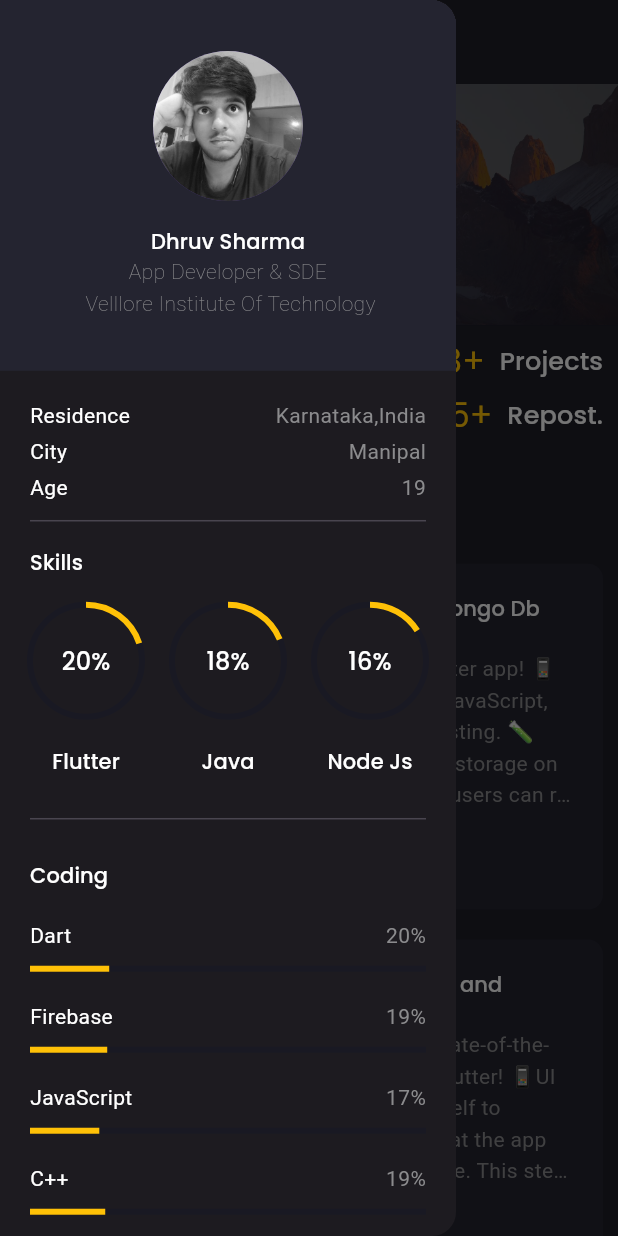
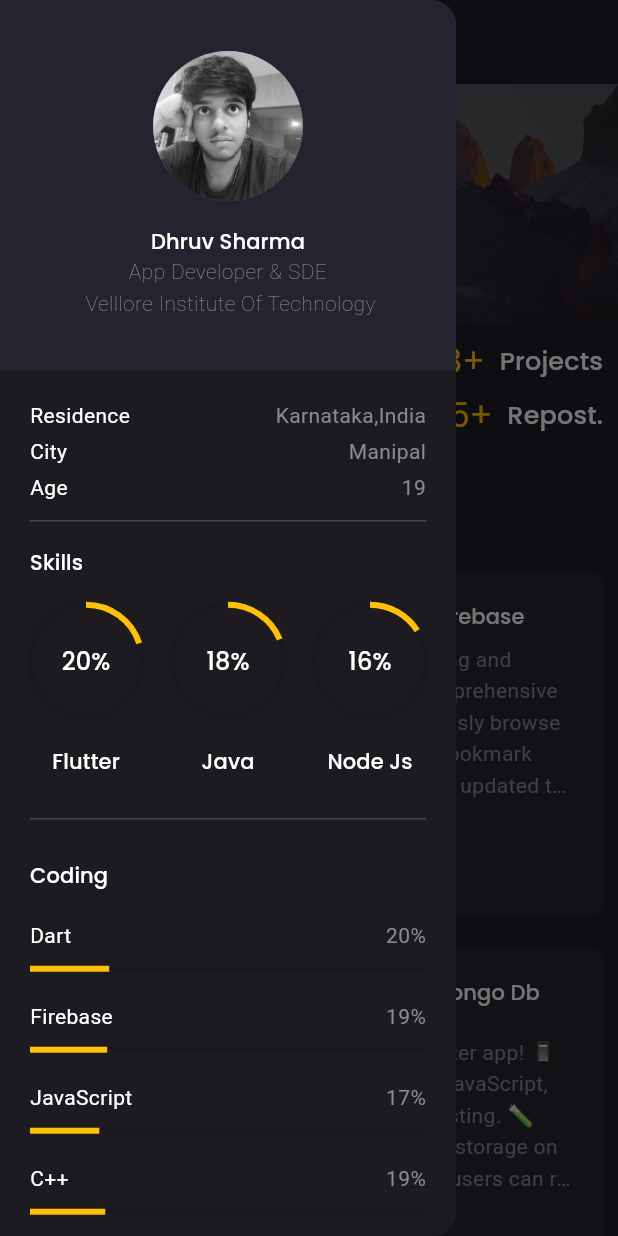
Before and after one commit to dhrv-sharma/my-portfolio-web-app, a Flutter app: the screen it shows after launch, with the side drawer open, on a phone screen of 412 x 824 dp. Run offline on Flutter 3.47's test engine with Material 3 defaults, Android fonts, the phone set to English and light mode, and no system bars; drawn by our look-alikes of animated_text_kit; our stand-ins replace flutter_svg, google_fonts, simple_icons.

Commit message:
final commit

```diff
--- a/lib/main.dart
+++ b/lib/main.dart
@@ -19,7 +19,7 @@ class MpApp extends StatelessWidget {
         dragDevices: {PointerDeviceKind.mouse},
       ),
       debugShowCheckedModeBanner: false,
-      title: 'My Portfolio',
+      title: 'dhrv_Sharma',
       // we are using dark theme
       theme: ThemeData.dark().copyWith(
           primaryColor:
--- a/lib/project.dart
+++ b/lib/project.dart
@@ -1,37 +1,44 @@
 class Project {
   final String? title, description;
+  final String? link;
 
-  Project({this.title, this.description});
+  Project({this.title, this.description, this.link});
 }
 
 List<Project> demo_projects = [
   Project(
+    title: "Job Chat App - Node,MongoDB and Firebase",
+    link: "https://github.com/dhrv-sharma/job-chat-app",
+    description:
+        "🚀 JobConnect revolutionizes job searching and professional networking by offering a comprehensive suite of features in one app.📱💻 Effortlessly browse and apply for jobs tailored to your skills, bookmark your favorite listings, and keep your profile updated to attract potential employers. Switch to agent mode to post job listings and manage applications with ease. Communicate in real-time with employers and agents using our secure in-app chat powered by Firebase. Built with the latest technologies including Flutter for a smooth user experience, Firebase for real-time communication, Cloudinary for efficient media management, and Node.js with MongoDB and Express for a robust backend, JobConnect ensures a seamless and reliable experience for all users.",
+  ),
+  Project(
     title: "Amazon Flutter Clone - Node.js and Mongo Db with Admin Panel",
+    link: "https://github.com/dhrv-sharma/amazon-clone",
     description:
         "🚀 Just completed my Amazon Clone Flutter app! 📱💻 Excited to share the tech stack: Java, JavaScript, Node.js, and MongoDB Thunder for API testing. 🧪 Integrated Cloudinary for seamless image storage on the cloud. 🌥️👥 Implemented dual roles - users can rate, add to cart, and search with hints and category filters. Admins manage products, orders, and earnings . 🌟 Products with higher user ratings automatically become the Deal of the Day. ⚡ Admins have control over adding, updating, viewing orders, and managing earnings by category.",
   ),
   Project(
     title: "E-Commerce Shoe App - Api Fetching and Firebase ,Auth",
+    link: "https://github.com/dhrv-sharma/shoe-e-commerce-app",
     description:
         "🚀 Excited to unveil my latest project: a state-of-the-art shoe e-commerce app created using Flutter! 📱UI Transformation: To begin, I dedicated myself to enhancing my UI design skills, ensuring that the app has an attractive and user-friendly interface. This step was vital in making the app visually appealing and intuitive.Full-stack Development: I undertook the challenge of developing the app's backend entirely on my own. This allowed me to have complete control over the functionality and ensure it meets the highest standards.",
   ),
   Project(
     title: "Google Keep Notes Clone - SQLITE and Firebase",
+    link: "https://github.com/dhrv-sharma/keep-notes-clone",
     description:
         "🚀 Exciting News! Our Flutter Project 🔥 SQLite Mastery: We've dived deep into SQLite, mastering the art of local data storage. Now, our apps can efficiently manage data, ensuring seamless user experiences.🌐 Firebase Wizardry: Firebase integration has been our focus, enabling real-time updates, cloud storage, and authentication. Our apps are now powered by the Firebase magic!",
   ),
   Project(
-    title: "My Porfolio WEB App - Firebase Hosting and Email Interaction",
+    title: "My Porfolio WEB App - Firebase Hosting",
+    link: "https://github.com/dhrv-sharma/my-portfolio-web-app",
     description:
         "Welcome to my Flutter-powered web portfolio! This app is more than just a showcase of my projects; it's a dynamic space where we can connect, collaborate, and explore together. With the on-board mail feature, you have a direct line to reach out to me – whether you have questions about my projects, want to discuss potential collaborations, or just want to say hello, I'm just a message away.Navigate through the project section to get an in-depth look at the diverse range of applications I've crafted using Flutter and other technologies. Each project reflects my commitment to innovation and problem-solving. You'll find engaging interfaces, elegant solutions, and a passion for pushing the boundaries of what technology can achieve.",
   ),
   Project(
-    title: "Welcome page, Login Page and Sign up page - Flutter UI",
-    description:
-        "In the first part of our complete e-commerce app, we show you how you can create a nice clean onboarding screen for your e-commerce app that can run both Andriod and iOS devices because it builds with flutter. Then on the second episode, we build a Sign in, Forgot Password screen with a custom error indicator.",
-  ),
-  Project(
     title: "Instagram Clone App - Java Firebase and Authentication",
+    link: "https://github.com/dhrv-sharma/instagram-clone-java",
     description:
         "📸🚀 Just Completed My Instagram Clone App in Java! 🚀📸 I'm excited to share a significant milestone in my coding journey - the completion of my Instagram clone app, all developed using Java! 🌟 As I started this project with just a passion for programming and a vision to learn, I had no idea how far I'd come. Creating a social media app like Instagram was an ambitious task, but I was determined to take on the challenge and grow as a developer.",
   ),
--- a/lib/screens/homescreen.dart
+++ b/lib/screens/homescreen.dart
@@ -5,6 +5,7 @@ import 'package:portfolio_web/project.dart';
 import 'package:portfolio_web/reccomndation.dart';
 import 'package:portfolio_web/responsive.dart';
 import 'package:portfolio_web/screens/mainScreen.dart';
+import 'package:portfolio_web/screens/webView.dart';
 
 class homeScreen extends StatelessWidget {
   homeScreen({super.key});
@@ -19,6 +20,9 @@ class homeScreen extends StatelessWidget {
         crossAxisAlignment: CrossAxisAlignment.start,
         mainAxisAlignment: MainAxisAlignment.start,
         children: [
+          const SizedBox(
+            height: 5,
+          ),
           Text(
             "My Projects",
             style:
@@ -72,6 +76,8 @@ class homeScreen extends StatelessWidget {
                               TextButton(
                                   onPressed: () {
                                     // github links to respective projects
+                                    webView.openExternalApplication(
+                                        demo_projects[index].link.toString());
                                   },
                                   child: const Text(
                                     "Read More >>",
@@ -124,6 +130,8 @@ class homeScreen extends StatelessWidget {
                               TextButton(
                                   onPressed: () {
                                     // github links to respective projects
+                                    webView.openExternalApplication(
+                                        demo_projects[index].link.toString());
                                   },
                                   child: const Text(
                                     "Read More >>",
@@ -176,6 +184,8 @@ class homeScreen extends StatelessWidget {
                               TextButton(
                                   onPressed: () {
                                     // github links to respective projects
+                                    webView.openExternalApplication(
+                                        demo_projects[index].link.toString());
                                   },
                                   child: const Text(
                                     "Read More >>",
@@ -188,8 +198,7 @@ class homeScreen extends StatelessWidget {
               // 3 1.3
               desktop: Padding(
                 padding:
-                    const EdgeInsets.symmetric(vertical: defaultPadding / 2)
-                        .copyWith(right: 10),
+                    const EdgeInsets.symmetric(vertical: 0).copyWith(right: 10),
                 child: GridView.builder(
                     shrinkWrap: true,
                     physics:
@@ -229,6 +238,8 @@ class homeScreen extends StatelessWidget {
                               TextButton(
                                   onPressed: () {
                                     // github links to respective projects
+                                    webView.openExternalApplication(
+                                        demo_projects[index].link.toString());
                                   },
                                   child: const Text(
                                     "Read More >>",
@@ -533,6 +544,8 @@ class homeBanner extends StatelessWidget {
                     : ElevatedButton(
                         onPressed: () {
                           // link to another porfolio
+                          webView.openExternalApplication(
+                              "https://github.com/dhrv-sharma");
                         },
                         style: TextButton.styleFrom(
                             shape: RoundedRectangleBorder(
--- a/lib/screens/sidemenu.dart
+++ b/lib/screens/sidemenu.dart
@@ -2,6 +2,8 @@
 import 'package:flutter/material.dart';
 import 'package:flutter_svg/flutter_svg.dart';
 import 'package:portfolio_web/constant.dart';
+import 'package:portfolio_web/screens/webView.dart';
+import 'package:simple_icons/simple_icons.dart';
 
 class SideMenu extends StatelessWidget {
   const SideMenu({
@@ -141,7 +143,10 @@ class SideMenu extends StatelessWidget {
                       children: [
                         FittedBox(
                           child: TextButton(
-                            onPressed: () {},
+                            onPressed: () {
+                              webView.openExternalApplication(
+                                  "https://drive.google.com/file/d/1xptls2mPXxSk_yvvMqFoTjvQDCe8J-xR/view?usp=sharing");
+                            },
                             child: Row(
                               children: [
                                 Text(
@@ -172,19 +177,31 @@ class SideMenu extends StatelessWidget {
                         mainAxisAlignment: MainAxisAlignment.center,
                         children: [
                           IconButton(
-                              onPressed: () {},
-                              icon: SvgPicture.asset(
-                                "assets/images/linkedin.svg",
+                              onPressed: () {
+                                webView.openExternalApplication(
+                                    "https://www.linkedin.com/in/dhruv-sharma-5a5b12217?utm_source=share&utm_campaign=share_via&utm_content=profile&utm_medium=android_app");
+                              },
+                              icon: const Icon(
+                                SimpleIcons.linkedin,
+                                color: SimpleIconColors.linkedin,
                               )),
                           IconButton(
-                              onPressed: () {},
-                              icon: SvgPicture.asset(
-                                "assets/images/github.svg",
+                              onPressed: () {
+                                webView.openExternalApplication(
+                                    "https://github.com/dhrv-sharma");
+                              },
+                              icon: const Icon(
+                                SimpleIcons.git,
+                                color: SimpleIconColors.git,
                               )),
                           IconButton(
-                              onPressed: () {},
-                              icon: SvgPicture.asset(
-                                "assets/images/twitter.svg",
+                              onPressed: () {
+                                webView.openExternalApplication(
+                                    "https://leetcode.com/u/dhrv_sharma/");
+                              },
+                              icon: const Icon(
+                                SimpleIcons.leetcode,
+                                color: SimpleIconColors.leetcode,
                               )),
                         ],
                       ),
--- a/pubspec.yaml
+++ b/pubspec.yaml
@@ -38,10 +38,15 @@ dependencies:
   google_fonts: ^6.1.0
   flutter_svg: ^2.0.9
   animated_text_kit: ^4.2.2
+  url_launcher: ^6.3.0
+  simple_icons: ^10.1.3
+  flutter_launcher_icons: ^0.13.1
+
 
 dev_dependencies:
   flutter_test:
     sdk: flutter
+
 
   # The "flutter_lints" package below contains a set of recommended lints to
   # encourage good coding practices. The lint set provided by the package is
```
Also changed, not shown: flutter_launcher_icons.yaml (added, +20 -0 lines), lib/screens/webView.dart (added, +10 -0 lines), assets/images/github.svg (deleted), assets/images/icon.png (added), assets/images/linkedin.svg (deleted), assets/images/twitter.svg (deleted), firebase.json (added), pubspec.lock, 17 other files.
